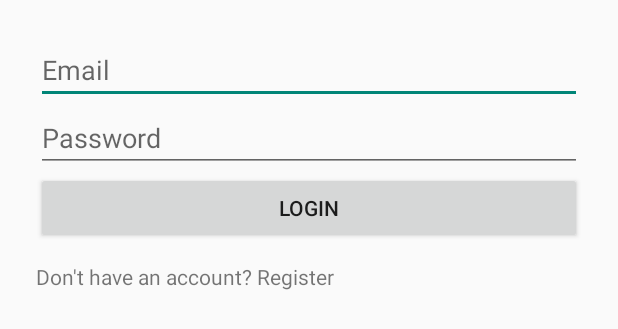
After one commit to Tatatroi/RaceUp, an Android app: the layout activity_login.xml on its own in the app's theme, with its tools: preview values and no code run, on a phone screen of 412 x 824 dp. The commit adds this screen. Shown: the top 329 px of the screen. Run offline under Robolectric (Android 15) with nearby library versions, the phone set to English and light mode, and no system bars.

Commit message:
Added Register/Login Activity and layout.

```diff
--- /dev/null
+++ b/app/src/main/res/layout/activity_login.xml
@@ -0,0 +1,35 @@
+<LinearLayout
+    xmlns:android="http://schemas.android.com/apk/res/android"
+    android:layout_width="match_parent"
+    android:layout_height="match_parent"
+    android:orientation="vertical"
+    android:padding="24dp">
+
+    <EditText
+        android:id="@+id/emailEditText"
+        android:hint="Email"
+        android:inputType="textEmailAddress"
+        android:layout_width="match_parent"
+        android:layout_height="wrap_content"/>
+
+    <EditText
+        android:id="@+id/passwordEditText"
+        android:hint="Password"
+        android:inputType="textPassword"
+        android:layout_width="match_parent"
+        android:layout_height="wrap_content"/>
+
+    <Button
+        android:id="@+id/loginButton"
+        android:text="Login"
+        android:layout_width="match_parent"
+        android:layout_height="wrap_content"/>
+
+    <TextView
+        android:id="@+id/registerRedirect"
+        android:text="Don't have an account? Register"
+        android:layout_width="wrap_content"
+        android:layout_height="wrap_content"
+        android:paddingTop="12dp"/>
+
+</LinearLayout>
```
Also changed, not shown: app/src/main/AndroidManifest.xml (+11 -0 lines), app/src/main/java/com/raceup/app/LoginActivity.kt (added, +47 -0 lines), app/src/main/java/com/raceup/app/MainActivity.kt (+23 -9 lines), app/src/main/java/com/raceup/app/RegisterActivity.kt (added, +47 -0 lines), app/src/main/java/com/raceup/app/firebase/FirebaseAuthManager.kt (+22 -14 lines), app/src/main/res/layout/activity_main.xml (+12 -0 lines), app/src/main/res/layout/activity_register.xml (added, +34 -0 lines).
